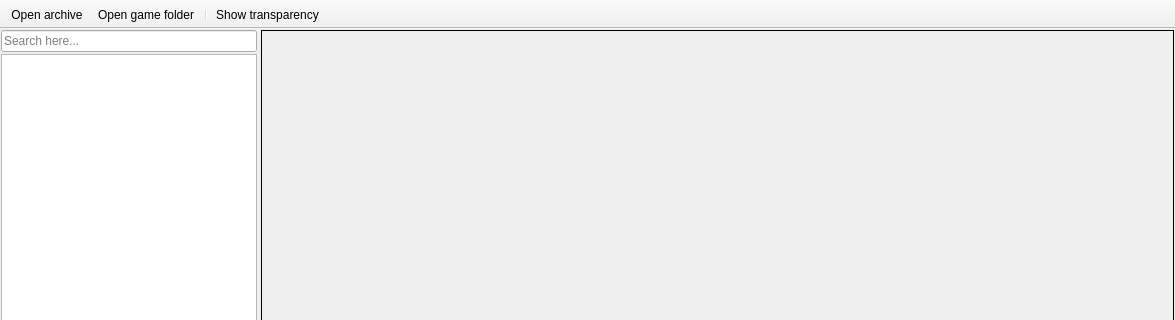
The window that src/ui/mainwindow.ui (NicksWorld/MetroTools) describes before a commit, drawn with Qt 5; both pictures show x 0 to 1175 and y 0 to 320 of the 1175 by 679 pixel window.
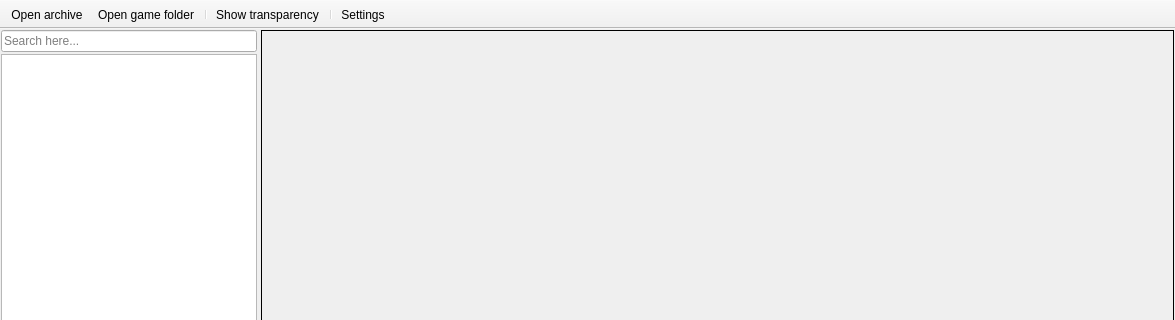
The same window after the commit. Icons and pictures are not drawn.

Commit message: + added Settings dialog implementation + added Settings icon

What changed in the file:
```diff
--- a/src/ui/mainwindow.ui
+++ b/src/ui/mainwindow.ui
@@ -234,6 +234,8 @@
    <addaction name="actionOpen"/>
    <addaction name="separator"/>
    <addaction name="actionShow_transparency"/>
+   <addaction name="separator"/>
+   <addaction name="actionSettings"/>
   </widget>
   <action name="actionOpen">
    <property name="icon">
@@ -280,6 +282,15 @@
     <string>Show transparency</string>
    </property>
   </action>
+  <action name="actionSettings">
+   <property name="icon">
+    <iconset resource="../../res/resources.qrc">
+     <normaloff>:/imgs/Settings_32x.png</normaloff>:/imgs/Settings_32x.png</iconset>
+   </property>
+   <property name="text">
+    <string>Settings...</string>
+   </property>
+  </action>
  </widget>
  <resources>
   <include location="../../res/resources.qrc"/>
```
The commit also changes 11 other files.
